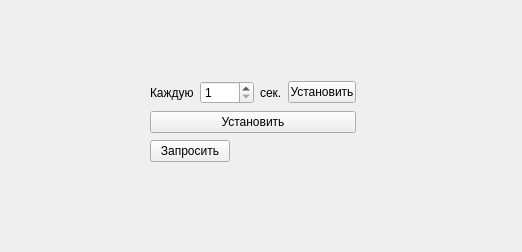
Old version of the form selection/gui/design/main_window.ui in the repository rkvtsn/some_etl.
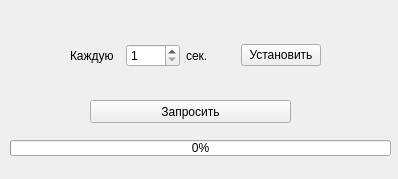
New version of the form.

```diff
--- a/selection/gui/design/main_window.ui
+++ b/selection/gui/design/main_window.ui
@@ -6,8 +6,8 @@
    <rect>
     <x>0</x>
     <y>0</y>
-    <width>522</width>
-    <height>252</height>
+    <width>398</width>
+    <height>179</height>
    </rect>
   </property>
   <property name="windowTitle">
@@ -17,14 +17,12 @@
    <widget class="QWidget" name="verticalLayoutWidget">
     <property name="geometry">
      <rect>
-      <x>150</x>
-      <y>80</y>
-      <width>206</width>
-      <height>85</height>
+      <x>70</x>
+      <y>30</y>
+      <width>251</width>
+      <height>51</height>
      </rect>
     </property>
-    <layout class="QVBoxLayout" name="verticalLayout">
-     <item>
       <layout class="QHBoxLayout" name="horizontalLayout_2">
        <item>
         <widget class="QLabel" name="label">
@@ -61,19 +59,16 @@
         </widget>
        </item>
       </layout>
-     </item>
-     <item>
-      <widget class="QPushButton" name="btnSetRequestTime_2">
-       <property name="enabled">
-        <bool>true</bool>
-       </property>
-       <property name="text">
-        <string>Установить</string>
-       </property>
-      </widget>
-     </item>
-     <item>
+   </widget>
       <widget class="QPushButton" name="btnRequest">
+    <property name="geometry">
+     <rect>
+      <x>90</x>
+      <y>100</y>
+      <width>201</width>
+      <height>23</height>
+     </rect>
+    </property>
        <property name="sizePolicy">
         <sizepolicy hsizetype="Fixed" vsizetype="Fixed">
          <horstretch>0</horstretch>
@@ -84,8 +79,18 @@
         <string>Запросить</string>
        </property>
       </widget>
-     </item>
-    </layout>
+   <widget class="QProgressBar" name="progressBar">
+    <property name="geometry">
+     <rect>
+      <x>10</x>
+      <y>140</y>
+      <width>381</width>
+      <height>16</height>
+     </rect>
+    </property>
+    <property name="value">
+     <number>0</number>
+    </property>
    </widget>
    <zorder>verticalLayoutWidget</zorder>
    <zorder>label</zorder>
```
Left out of the diff: 12 changed lines with no effect on the pictures. Lines whose indentation alone changed are shown as unchanged.
